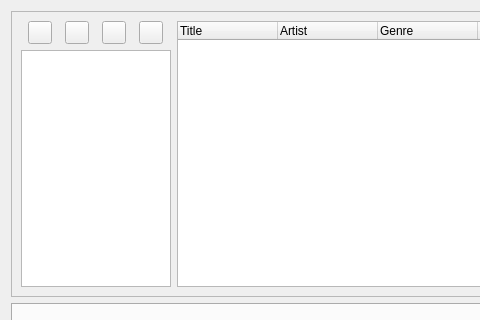
Old version of the form src/dialogs/uis/playlistdialog.ui in the repository jan-lugfl/RadioMixer; both pictures show x 0 to 480 and y 0 to 320 of the 750 by 599 pixel window.
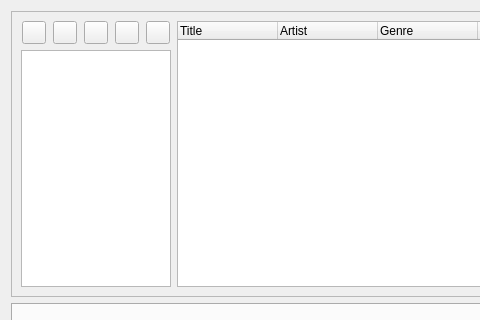
New version of the form.

Commit message: - added button to reset a playlist which wil reset the playlist item pointer and playlist items state to default..

```diff
--- a/src/dialogs/uis/playlistdialog.ui
+++ b/src/dialogs/uis/playlistdialog.ui
@@ -55,6 +55,13 @@
             </property>
            </widget>
           </item>
+          <item>
+           <widget class="QToolButton" name="resetPlaylist">
+            <property name="text">
+             <string/>
+            </property>
+           </widget>
+          </item>
          </layout>
         </item>
         <item>
```
The commit also changes 5 other files.
